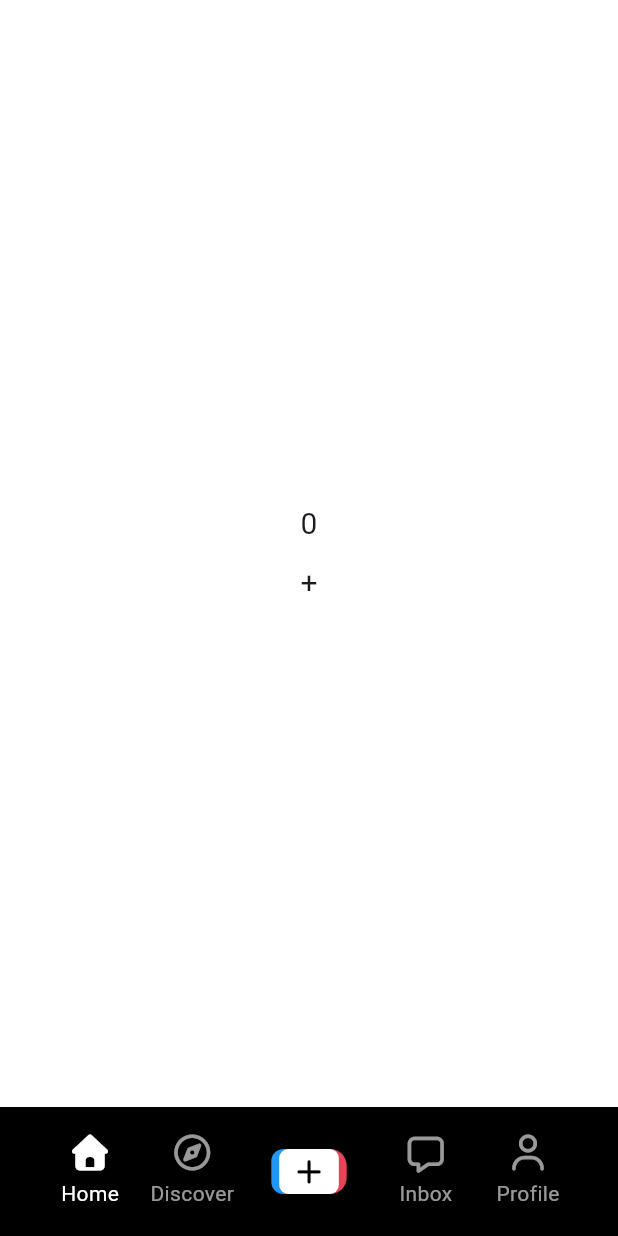
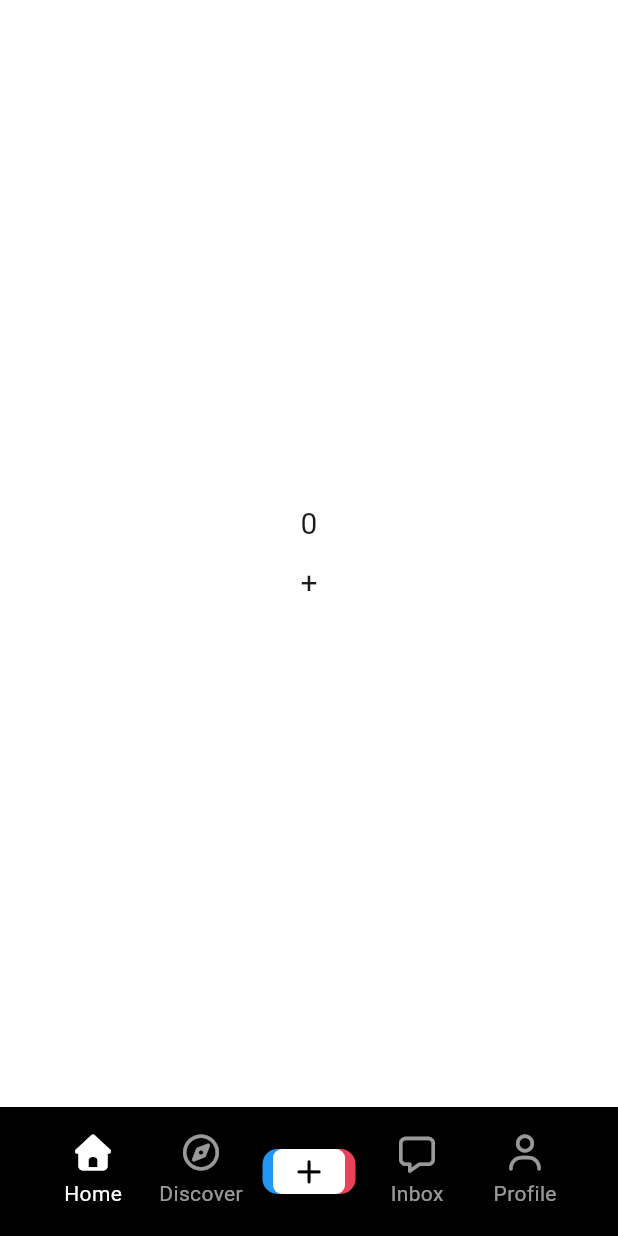
Before and after one commit to YongWanJin/FlutterExercise5, a Flutter app: the screen it shows after launch, on a phone screen of 412 x 824 dp. Run offline on Flutter 3.47's test engine with Material 3 defaults, Android fonts, the phone set to English and light mode, and no system bars; our stand-ins replace font_awesome_flutter.

Commit message:
fix : new navigation screen에서 PostVideoButton 색깔 제대로 안나오던것 수정.

```diff
--- a/lib/features/main_navigation/new_navigation_screen.dart
+++ b/lib/features/main_navigation/new_navigation_screen.dart
@@ -16,6 +16,7 @@ class MainNavigationScreen extends StatefulWidget {
 class _MainNavigationScreenState extends State<MainNavigationScreen> {
   int _selectedIndex = 0;
   bool _isSelected = false;
+  LongPressStartDetails details = LongPressStartDetails();
 
   void _onTap(int index) {
     setState(() {
@@ -96,14 +97,12 @@ class _MainNavigationScreenState extends State<MainNavigationScreen> {
                 isSelected: _selectedIndex == 1,
                 onTap: () => _onTap(1),
               ),
-              Gaps.h24,
-              GestureDetector(
-                onTap: _onPostVideoButtonTap,
-                onLongPressStart: _onPosetVideoLogPresss,
-                onLongPressEnd: _onPosetVideoLogPresssEnd,
-                child: PostVideoButton(isSelected: _isSelected),
+              PostVideoButton(
+                isSelected: _isSelected,
+                onTap: () => _onPostVideoButtonTap(),
+                onLongPress: () => _onPosetVideoLogPresss(details),
+                onLongPressEnd: (gesture) => _onPosetVideoLogPresssEnd(gesture),
               ),
-              Gaps.h24,
               NavTab(
                 text: "Inbox",
                 icon: FontAwesomeIcons.message,
--- a/lib/features/main_navigation/widegets/post_video_button.dart
+++ b/lib/features/main_navigation/widegets/post_video_button.dart
@@ -3,10 +3,18 @@ import 'package:font_awesome_flutter/font_awesome_flutter.dart';
 import 'package:tiktok_clone/constants/sizes.dart';
 
 class PostVideoButton extends StatefulWidget {
-  const PostVideoButton({super.key, required bool isSelected})
-    : isSelected = isSelected;
+  const PostVideoButton({
+    super.key,
+    required this.isSelected,
+    required this.onTap,
+    required this.onLongPress,
+    required this.onLongPressEnd,
+  });
 
   final bool isSelected;
+  final VoidCallback onTap;
+  final VoidCallback onLongPress;
+  final GestureLongPressEndCallback onLongPressEnd;
 
   @override
   State<PostVideoButton> createState() => _PostVideoButtonState();
@@ -15,46 +23,56 @@ class PostVideoButton extends StatefulWidget {
 class _PostVideoButtonState extends State<PostVideoButton> {
   @override
   Widget build(BuildContext context) {
-    return Stack(
+    return Expanded(
+      child: GestureDetector(
+        onTap: widget.onTap,
+        onLongPress: widget.onLongPress,
+        onLongPressEnd: widget.onLongPressEnd,
+        child: Stack(
+          alignment: AlignmentGeometry.center,
           clipBehavior: Clip.none,
           children: [
             Positioned(
-          right: 20,
+              left: 5,
               child: Container(
                 height: 30,
-            width: 25,
-            padding: EdgeInsets.symmetric(horizontal: Sizes.size8),
+                width: 48,
                 decoration: BoxDecoration(
                   color: Colors.blue,
-              borderRadius: BorderRadius.circular(Sizes.size8),
+                  borderRadius: BorderRadius.circular(Sizes.size10),
                 ),
               ),
             ),
             Positioned(
-          left: 20,
+              right: 5,
               child: Container(
                 height: 30,
-            width: 25,
-            padding: EdgeInsets.symmetric(horizontal: Sizes.size8),
+                width: 48,
                 decoration: BoxDecoration(
                   color: Theme.of(context).primaryColor,
-              borderRadius: BorderRadius.circular(Sizes.size11),
+                  borderRadius: BorderRadius.circular(Sizes.size10),
                 ),
               ),
             ),
             AnimatedContainer(
               height: 30,
-          padding: EdgeInsets.symmetric(horizontal: Sizes.size12),
+              width: 48,
               duration: Duration(milliseconds: 200),
               decoration: BoxDecoration(
                 color: widget.isSelected ? Colors.amber : Colors.white,
                 borderRadius: BorderRadius.circular(Sizes.size6),
               ),
               child: Center(
-            child: FaIcon(FontAwesomeIcons.plus, color: Colors.black, size: 18),
+                child: FaIcon(
+                  FontAwesomeIcons.plus,
+                  color: Colors.black,
+                  size: 18,
+                ),
               ),
             ),
           ],
+        ),
+      ),
     );
   }
 }
```
Also changed, not shown: 1 other file. Lines whose indentation alone changed are shown as unchanged.
